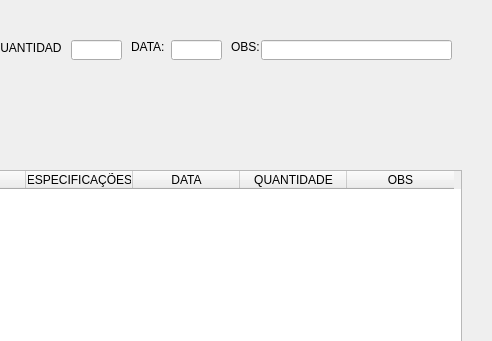
This is formEntradaMedicamento.ui in AlexFilh0/BetelgeuseDB as Qt 5 draws it before an edit; both pictures show x 219 to 711 and y 0 to 341 of the 711 by 600 pixel window. The edited form follows.
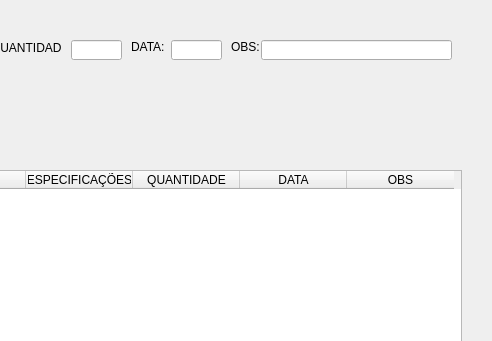
This is the edited form.

The edit to the form file:
```diff
--- a/formEntradaMedicamento.ui
+++ b/formEntradaMedicamento.ui
@@ -146,16 +146,16 @@
       <string>ESPECIFICAÇÕES</string>
      </property>
     </column>
-    <column>
-     <property name="text">
-      <string>DATA</string>
-     </property>
-    </column>
     <column>
      <property name="text">
       <string>QUANTIDADE</string>
      </property>
     </column>
+    <column>
+     <property name="text">
+      <string>DATA</string>
+     </property>
+    </column>
     <column>
      <property name="text">
       <string>OBS</string>
```
Left out of the diff: 2 changed lines with no effect on the pictures.
